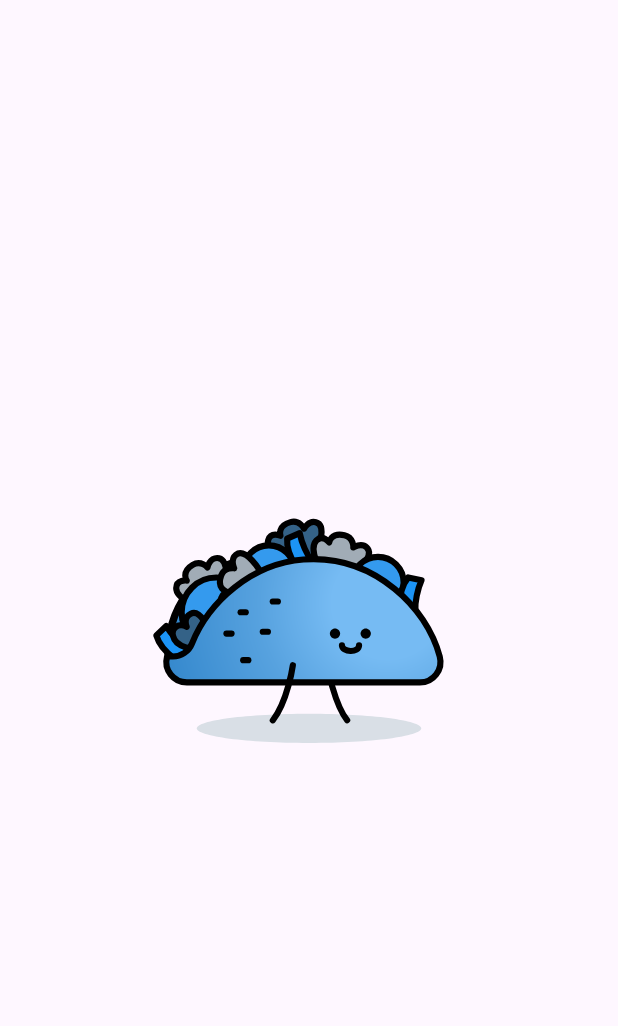
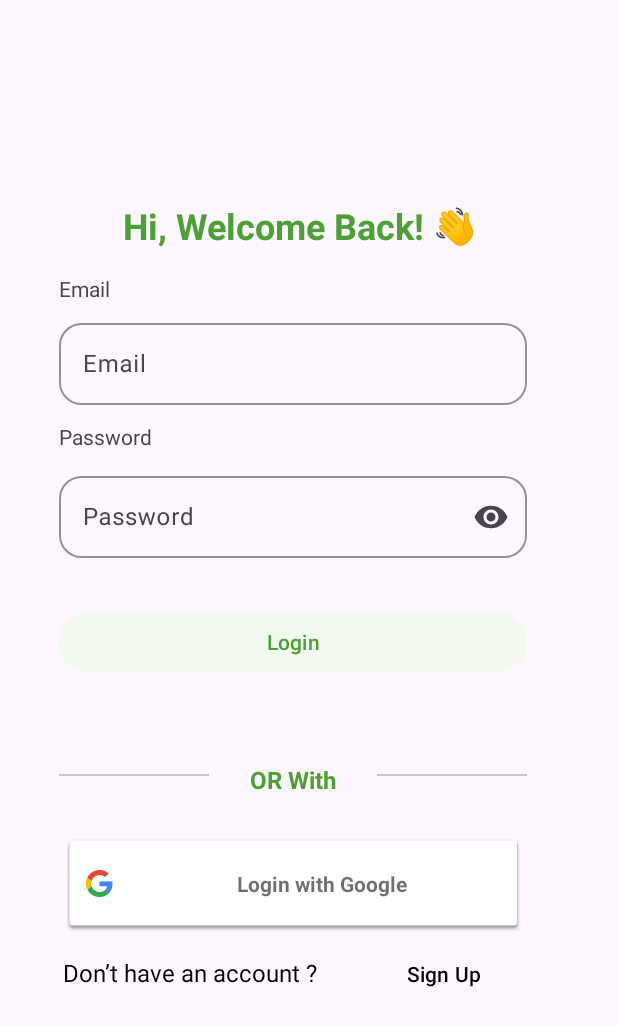
Before and after one commit to NohaAliGomaa/YumlyPlanner, an Android app: the screen it shows after launch (MainActivity), on a phone screen of 412 x 824 dp. Shown: the top 1026 px of the screen. Run offline under Robolectric (Android 15) with nearby library versions, the phone set to English and light mode, and no system bars; our stand-ins replace Firebase (no records; nobody signed in at launch, a user with empty details on screens opened directly).

Commit message:
add the login screen

```diff
--- a/app/build.gradle.kts
+++ b/app/build.gradle.kts
@@ -50,6 +50,8 @@ dependencies {
     implementation(libs.navigation.fragment.ktx)
     implementation(libs.navigation.ui.ktx)
     implementation (libs.lottie)
+    implementation (libs.com.google.firebase.firebase.auth)
+    implementation (libs.play.services.auth.v2070)
 //    implementation(libs.rxjava3.retrofit)
 //    implementation (libs.rxjava)
 //    implementation (libs.rxandroid)
--- a/app/src/main/AndroidManifest.xml
+++ b/app/src/main/AndroidManifest.xml
@@ -13,6 +13,9 @@
         android:supportsRtl="true"
         android:theme="@style/Theme.YumlyPlanner"
         tools:targetApi="31">
+        <meta-data
+            android:name="com.google.android.gms.auth.api.signin"
+            android:value="@string/default_web_client_id"/>
         <activity
             android:name=".MainActivity"
             android:exported="true">
--- /dev/null
+++ b/app/src/main/java/com/example/yumlyplanner/LoginFragment.java
@@ -0,0 +1,153 @@
+package com.example.yumlyplanner;
+
+import android.content.Intent;
+import android.os.Bundle;
+
+import androidx.annotation.NonNull;
+import androidx.annotation.Nullable;
+import androidx.fragment.app.Fragment;
+import androidx.navigation.Navigation;
+
+import android.text.TextUtils;
+import android.util.Log;
+import android.util.Patterns;
+import android.view.LayoutInflater;
+import android.view.View;
+import android.view.ViewGroup;
+import android.widget.Button;
+import android.widget.EditText;
+import android.widget.TextView;
+import android.widget.Toast;
+
+import com.google.android.gms.auth.api.signin.GoogleSignIn;
+import com.google.android.gms.auth.api.signin.GoogleSignInAccount;
+import com.google.android.gms.auth.api.signin.GoogleSignInClient;
+import com.google.android.gms.auth.api.signin.GoogleSignInOptions;
+import com.google.android.gms.common.SignInButton;
+import com.google.android.gms.common.api.ApiException;
+import com.google.android.gms.tasks.Task;
+import com.google.android.material.textfield.TextInputEditText;
+import com.google.android.material.textfield.TextInputLayout;
+import com.google.firebase.auth.AuthCredential;
+import com.google.firebase.auth.FirebaseAuth;
+import com.google.firebase.auth.FirebaseUser;
+import com.google.firebase.auth.GoogleAuthProvider;
+
+
+public class LoginFragment extends Fragment {
+    private Button login,signUp;
+    private TextInputEditText email;
+    private TextInputEditText password;
+    private FirebaseAuth mAuth;
+    private View currentView;
+    private static final int RC_SIGN_IN = 9001;
+    private GoogleSignInClient googleSignInClient;
+    public LoginFragment() {
+        // Required empty public constructor
+    }
+
+    @Override
+    public void onCreate(Bundle savedInstanceState) {
+        super.onCreate(savedInstanceState);
+        mAuth = FirebaseAuth.getInstance();
+    }
+
+    @Override
+    public View onCreateView(LayoutInflater inflater, ViewGroup container,
+                             Bundle savedInstanceState) {
+        return inflater.inflate(R.layout.login_fragment, container, false);
+    }
+
+    @Override
+    public void onViewCreated(@NonNull View view, @Nullable Bundle savedInstanceState) {
+        super.onViewCreated(view, savedInstanceState);
+        currentView=view;
+        SignInButton signInButton = view.findViewById(R.id.btnGoogleSignIn);
+        login=view.findViewById(R.id.btn_login);
+        signUp=view.findViewById(R.id.signUpButton);
+        email=view.findViewById(R.id.et_Email);
+        password=view.findViewById(R.id.et_Password);
+        for (int i = 0; i < signInButton.getChildCount(); i++) {
+            View v = signInButton.getChildAt(i);
+            if (v instanceof TextView) {
+                ((TextView) v).setText("Login with Google");
+                break;
+            }
+        }
+        GoogleSignInOptions gso = new GoogleSignInOptions.Builder(GoogleSignInOptions.DEFAULT_SIGN_IN)
+                .requestIdToken(getString(R.string.default_web_client_id)) // Get this from Firebase
+                .requestEmail()
+                .build();
+
+        googleSignInClient = GoogleSignIn.getClient(requireActivity(), gso);
+        signInButton.setOnClickListener(v -> signInWithGoogle());
+        login.setOnClickListener(v -> attemptLogin());
+        signUp.setOnClickListener(v-> Navigation.findNavController(view).navigate(R.id.action_loginFragment_to_registerFragment));
+    }
+    private void signInWithGoogle() {
+        Intent signInIntent = googleSignInClient.getSignInIntent();
+        startActivityForResult(signInIntent, RC_SIGN_IN);
+    }
+    @Override
+    public void onActivityResult(int requestCode, int resultCode, Intent data) {
+        super.onActivityResult(requestCode, resultCode, data);
+        if (requestCode == RC_SIGN_IN) {
+            Task<GoogleSignInAccount> task = GoogleSignIn.getSignedInAccountFromIntent(data);
+            try {
+                GoogleSignInAccount account = task.getResult(ApiException.class);
+                firebaseAuthWithGoogle(account.getIdToken());
+                Navigation.findNavController(currentView).navigate(R.id.action_loginFragment_to_homeFragment);
+            } catch (ApiException e) {
+                Log.w("GoogleSignIn", "Google sign-in failed", e);
+                Toast.makeText(getContext(), "Google sign-in failed!", Toast.LENGTH_SHORT).show();
+            }
+        }
+    }
+    private void firebaseAuthWithGoogle(String idToken) {
+        AuthCredential credential = GoogleAuthProvider.getCredential(idToken, null);
+        mAuth.signInWithCredential(credential)
+                .addOnCompleteListener(requireActivity(), task -> {
+                    if (task.isSuccessful()) {
+                        FirebaseUser user = mAuth.getCurrentUser();
+                        Toast.makeText(getContext(), "Signed in as: " + user.getDisplayName(), Toast.LENGTH_SHORT).show();
+                        Navigation.findNavController(currentView).navigate(R.id.action_loginFragment_to_homeFragment);
+                    } else {
+                        Toast.makeText(getContext(), "Authentication Failed!", Toast.LENGTH_SHORT).show();
+                    }
+                });
+    }
+    private void attemptLogin() {
+        String emailInput = email.getText().toString().trim();
+        String passwordInput = password.getText().toString().trim();
+
+        if (!isValidEmail(emailInput)) {
+            email.setError("Invalid email format");
+            return;
+        }
+
+        if (TextUtils.isEmpty(passwordInput)) {
+            password.setError("Password cannot be empty");
+            return;
+        }
+
+        // Firebase Email Authentication
+        mAuth.signInWithEmailAndPassword(emailInput, passwordInput)
+                .addOnCompleteListener(task -> {
+                    if (task.isSuccessful()) {
+                        FirebaseUser user = mAuth.getCurrentUser();
+                        if (user != null ) {
+                            Toast.makeText(getContext(), "Login successful!", Toast.LENGTH_SHORT).show();
+                            Navigation.findNavController(currentView).navigate(R.id.action_loginFragment_to_homeFragment);
+                        } else {
+                            Toast.makeText(getContext(), "Please verify your email!", Toast.LENGTH_LONG).show();
+                        }
+                    } else {
+                        Toast.makeText(getContext(), "Authentication failed: " + task.getException().getMessage(), Toast.LENGTH_LONG).show();
+                    }
+                });
+    }
+
+    private boolean isValidEmail(String email) {
+        return !TextUtils.isEmpty(email) && Patterns.EMAIL_ADDRESS.matcher(email).matches();
+    }
+}
--- a/app/src/main/java/com/example/yumlyplanner/SplashFragment.java
+++ b/app/src/main/java/com/example/yumlyplanner/SplashFragment.java
@@ -6,22 +6,23 @@ import androidx.annotation.NonNull;
 import androidx.annotation.Nullable;
 import androidx.fragment.app.Fragment;
 
+import android.os.Handler;
+import android.os.Looper;
 import android.view.LayoutInflater;
 import android.view.View;
 import android.view.ViewGroup;
 import android.os.Bundle;
 import androidx.appcompat.app.AppCompatActivity;
+import androidx.navigation.Navigation;
+
 import com.airbnb.lottie.LottieAnimationView;
 
 public class SplashFragment extends Fragment {
-
-
+    LottieAnimationView animationView;
 
     public SplashFragment() {
         // Required empty public constructor
     }
-
-
 
     @Override
     public void onCreate(Bundle savedInstanceState) {
@@ -39,9 +40,18 @@ public class SplashFragment extends Fragment {
     @Override
     public void onViewCreated(@NonNull View view, @Nullable Bundle savedInstanceState) {
         super.onViewCreated(view, savedInstanceState);
-        LottieAnimationView animationView = view.findViewById(R.id.animationView);
-
-
-                animationView.playAnimation();
+        animationView = view.findViewById(R.id.animationView);
+        animationView.playAnimation();
+        Handler handler = new Handler();
+        new Handler(Looper.getMainLooper()).postDelayed(() -> {
+            if (isAdded()) {
+                Navigation.findNavController(view).navigate(R.id.action_splashFragment_to_loginFragment);
+            }
+        }, 4000);
+    }
+    @Override
+    public void onDestroyView() {
+        super.onDestroyView();
+        animationView.cancelAnimation();
     }
 }
--- /dev/null
+++ b/app/src/main/res/layout/login_fragment.xml
@@ -0,0 +1,177 @@
+<?xml version="1.0" encoding="utf-8"?>
+<androidx.constraintlayout.widget.ConstraintLayout xmlns:android="http://schemas.android.com/apk/res/android"
+    xmlns:tools="http://schemas.android.com/tools"
+    android:layout_width="match_parent"
+    android:layout_height="match_parent"
+    xmlns:app="http://schemas.android.com/apk/res-auto">
+
+    <com.google.android.material.divider.MaterialDivider
+        android:id="@+id/materialDivider2"
+        android:layout_width="100dp"
+        android:layout_height="wrap_content"
+        android:layout_marginTop="64dp"
+        app:layout_constraintEnd_toEndOf="@+id/btn_login"
+        app:layout_constraintTop_toBottomOf="@+id/btn_login" />
+
+    <com.google.android.material.textfield.TextInputLayout
+        android:id="@+id/tv_password"
+        android:layout_width="312dp"
+        android:layout_height="60dp"
+        android:layout_marginStart="39dp"
+        android:layout_marginTop="42dp"
+        android:layout_marginEnd="36dp"
+        android:hint="@string/password"
+        app:boxCornerRadiusBottomEnd="15dp"
+        app:boxCornerRadiusBottomStart="15dp"
+        app:boxCornerRadiusTopEnd="15dp"
+        app:boxCornerRadiusTopStart="15dp"
+        app:boxStrokeColor="@color/primeryColor"
+        app:endIconMode="password_toggle"
+        app:layout_constraintEnd_toEndOf="parent"
+        app:layout_constraintHorizontal_bias="0.0"
+        app:layout_constraintStart_toStartOf="parent"
+        app:layout_constraintTop_toBottomOf="@+id/tv_Email">
+
+        <com.google.android.material.textfield.TextInputEditText
+            android:id="@+id/et_Password"
+            android:layout_width="match_parent"
+            android:layout_height="wrap_content"
+            android:inputType="textPassword" />
+
+    </com.google.android.material.textfield.TextInputLayout>
+
+    <com.google.android.material.textfield.TextInputLayout
+        android:id="@+id/tv_Email"
+        android:layout_width="312dp"
+        android:layout_height="60dp"
+        android:layout_marginStart="39dp"
+        android:layout_marginTop="8dp"
+        android:layout_marginEnd="36dp"
+        android:hint="@string/emiall"
+        app:boxCornerRadiusBottomEnd="15dp"
+        app:boxCornerRadiusBottomStart="15dp"
+        app:boxCornerRadiusTopEnd="15dp"
+        app:boxCornerRadiusTopStart="15dp"
+        app:boxStrokeColor="@color/primeryColor"
+        app:layout_constraintEnd_toEndOf="parent"
+        app:layout_constraintHorizontal_bias="0.0"
+        app:layout_constraintStart_toStartOf="parent"
+        app:layout_constraintTop_toBottomOf="@+id/textView2">
+
+        <com.google.android.material.textfield.TextInputEditText
+            android:id="@+id/et_Email"
+            android:layout_width="match_parent"
+            android:layout_height="wrap_content"
+            tools:ignore="TouchTargetSizeCheck"
+            android:inputType="textEmailAddress"/>
+
+    </com.google.android.material.textfield.TextInputLayout>
+
+    <TextView
+        android:id="@+id/textView"
+        android:layout_width="wrap_content"
+        android:layout_height="wrap_content"
+        android:layout_marginTop="8dp"
+        android:layout_marginBottom="8dp"
+        android:text="@string/password"
+        app:layout_constraintBottom_toTopOf="@+id/tv_password"
+        app:layout_constraintStart_toStartOf="@+id/tv_password"
+        app:layout_constraintTop_toBottomOf="@+id/tv_Email" />
+
+    <TextView
+        android:id="@+id/textView2"
+        android:layout_width="wrap_content"
+        android:layout_height="wrap_content"
+        android:layout_marginTop="16dp"
+        android:text="@string/emiall"
+        app:layout_constraintStart_toStartOf="@+id/tv_Email"
+        app:layout_constraintTop_toBottomOf="@+id/textView3" />
+
+    <TextView
+        android:id="@+id/textView3"
+        android:layout_width="wrap_content"
+        android:layout_height="wrap_content"
+        android:layout_marginStart="68dp"
+        android:layout_marginTop="134dp"
+        android:layout_marginEnd="57dp"
+        android:text="@string/hi"
+        android:textColor="@color/primeryColor"
+        android:textSize="24sp"
+        android:textStyle="bold"
+        app:layout_constraintEnd_toEndOf="@+id/tv_Email"
+        app:layout_constraintStart_toStartOf="@+id/tv_Email"
+        app:layout_constraintTop_toTopOf="parent" />
+
+    <Button
+        android:id="@+id/btn_login"
+        style="@style/Widget.Material3.Button.TonalButton"
+        android:layout_width="312dp"
+        android:layout_height="48dp"
+        android:layout_marginTop="32dp"
+        android:backgroundTint="@color/toneColor"
+        android:text="@string/Login"
+        android:textColor="@color/primeryColor"
+        app:layout_constraintEnd_toEndOf="@+id/tv_password"
+        app:layout_constraintStart_toStartOf="@+id/tv_password"
+        app:layout_constraintTop_toBottomOf="@+id/tv_password" />
+
+    <com.google.android.material.divider.MaterialDivider
+        android:id="@+id/materialDivider"
+        android:layout_width="100dp"
+        android:layout_height="wrap_content"
+        android:backgroundTint="@color/primeryColor"
+        android:layout_marginTop="64dp"
+        app:layout_constraintStart_toStartOf="@+id/btn_login"
+        app:layout_constraintTop_toBottomOf="@+id/btn_login" />
+
+    <TextView
+        android:id="@+id/textView5"
+        android:layout_width="93dp"
+        android:layout_height="24dp"
+        android:layout_marginTop="56dp"
+        android:gravity="center"
+        android:text="@string/orwith"
+        android:textSize="16sp"
+        android:textStyle="bold"
+        android:textColor="@color/primeryColor"
+        app:layout_constraintEnd_toStartOf="@+id/materialDivider2"
+        app:layout_constraintStart_toEndOf="@+id/materialDivider"
+        app:layout_constraintTop_toBottomOf="@+id/btn_login" />
+
+    <com.google.android.gms.common.SignInButton
+        android:id="@+id/btnGoogleSignIn"
+        android:layout_width="307dp"
+        android:layout_height="65dp"
+        android:layout_gravity="center"
+        android:layout_marginTop="24dp"
+        app:layout_constraintEnd_toEndOf="@+id/materialDivider2"
+        app:layout_constraintStart_toStartOf="@+id/materialDivider"
+        app:layout_constraintTop_toBottomOf="@+id/textView5" />
+
+    <TextView
+        android:id="@+id/textView6"
+        android:layout_width="wrap_content"
+        android:layout_height="wrap_content"
+        android:layout_marginTop="16dp"
+        android:text="@string/DHA"
+        android:textSize="16sp"
+        android:textStyle="normal"
+        android:textColor="@color/black"
+        app:layout_constraintStart_toStartOf="@+id/btnGoogleSignIn"
+        app:layout_constraintTop_toBottomOf="@+id/btnGoogleSignIn" />
+
+    <Button
+        android:id="@+id/signUpButton"
+        style="@style/Widget.Material3.Button.TextButton"
+        android:layout_width="106dp"
+        android:layout_height="48dp"
+        android:layout_marginStart="16dp"
+        android:layout_marginTop="4dp"
+        android:text="Sign Up"
+        android:textColor="@color/black"
+        app:layout_constraintEnd_toEndOf="@+id/btnGoogleSignIn"
+        app:layout_constraintHorizontal_bias="0.928"
+        app:layout_constraintStart_toEndOf="@+id/textView6"
+        app:layout_constraintTop_toBottomOf="@+id/btnGoogleSignIn" />
+
+</androidx.constraintlayout.widget.ConstraintLayout>
--- a/app/src/main/res/navigation/nav_graph.xml
+++ b/app/src/main/res/navigation/nav_graph.xml
@@ -9,5 +9,35 @@
         android:id="@+id/splashFragment"
         android:name="com.example.yumlyplanner.SplashFragment"
         android:label="fragment_splash"
-        tools:layout="@layout/splah_fragment" />
+        tools:layout="@layout/splah_fragment" >
+        <action
+            android:id="@+id/action_splashFragment_to_loginFragment"
+            app:destination="@id/loginFragment" />
+    </fragment>
+    <fragment
+        android:id="@+id/loginFragment"
+        android:name="com.example.yumlyplanner.LoginFragment"
+        android:label="fragment_login"
+        tools:layout="@layout/login_fragment" >
+        <action
+            android:id="@+id/action_loginFragment_to_homeFragment"
+            app:destination="@id/homeFragment" />
+        <action
+            android:id="@+id/action_loginFragment_to_registerFragment"
+            app:destination="@id/registerFragment" />
+    </fragment>
+    <fragment
+        android:id="@+id/homeFragment"
+        android:name="com.example.yumlyplanner.HomeFragment"
+        android:label="fragment_home"
+        tools:layout="@layout/fragment_home" />
+    <fragment
+        android:id="@+id/registerFragment"
+        android:name="com.example.yumlyplanner.RegisterFragment"
+        android:label="fragment_register"
+        tools:layout="@layout/fragment_register" >
+        <action
+            android:id="@+id/action_registerFragment_to_homeFragment"
+            app:destination="@id/homeFragment" />
+    </fragment>
 </navigation>
--- a/app/src/main/res/values/colors.xml
+++ b/app/src/main/res/values/colors.xml
@@ -2,4 +2,6 @@
 <resources>
     <color name="black">#FF000000</color>
     <color name="white">#FFFFFFFF</color>
+    <color name="primeryColor">#4CA034</color>
+    <color name="toneColor">#F2FAF0</color>
 </resources>
--- a/app/src/main/res/values/strings.xml
+++ b/app/src/main/res/values/strings.xml
@@ -2,4 +2,11 @@
     <string name="app_name">Yumly Planner</string>
     <!-- TODO: Remove or change this placeholder text -->
     <string name="hello_blank_fragment">Hello blank fragment</string>
+    <string name="password">Password</string>
+    <string name="emiall">Email</string>
+    <string name="hi">Hi, Welcome Back! 👋</string>
+    <string name="Login">Login</string>
+    <string name="orwith">OR With</string>
+    <string name="DHA">"Don’t have an account ? "</string>
+    <string name="default_web_client_id">"230636474613-erhri1njdv3460iksib5a5j86afso5jq.apps.googleusercontent.com"</string>
 </resources>
--- a/gradle/libs.versions.toml
+++ b/gradle/libs.versions.toml
@@ -1,6 +1,7 @@
 [versions]
 agp = "8.8.0"
 converterGson = "2.9.0"
+firebaseAuthVersion = "22.1.2"
 firebaseBom = "33.8.0"
 glide = "4.15.1"
 junit = "4.13.2"
@@ -13,12 +14,14 @@ activity = "1.10.0"
 constraintlayout = "2.2.0"
 navigationUiKtx = "2.7.3"
 playServicesAuth = "21.3.0"
+playServicesAuthVersion = "20.7.0"
 retrofit = "2.9.0"
 rxandroid = "3.0.2"
 rxjava = "3.1.5"
 rxjava3-retrofit = "3.0.0"
 
 [libraries]
+com-google-firebase-firebase-auth = { module = "com.google.firebase:firebase-auth", version.ref = "firebaseAuthVersion" }
 converter-gson = { module = "com.squareup.retrofit2:converter-gson", version.ref = "converterGson" }
 firebase-auth = { module = "com.google.firebase:firebase-auth" }
 firebase-bom = { module = "com.google.firebase:firebase-bom", version.ref = "firebaseBom" }
@@ -34,6 +37,7 @@ constraintlayout = { group = "androidx.constraintlayout", name = "constraintlayo
 navigation-fragment-ktx = { module = "androidx.navigation:navigation-fragment-ktx", version.ref = "navigationUiKtx" }
 navigation-ui-ktx = { module = "androidx.navigation:navigation-ui-ktx", version.ref = "navigationUiKtx" }
 play-services-auth = { module = "com.google.android.gms:play-services-auth", version.ref = "playServicesAuth" }
+play-services-auth-v2070 = { module = "com.google.android.gms:play-services-auth", version.ref = "playServicesAuthVersion" }
 retrofit = { module = "com.squareup.retrofit2:retrofit", version.ref = "retrofit" }
 rxandroid = { module = "io.reactivex.rxjava3:rxandroid", version.ref = "rxandroid" }
 rxjava = { module = "io.reactivex.rxjava3:rxjava", version.ref = "rxjava" }
```
Also changed, not shown: app/src/main/java/com/example/yumlyplanner/HomeFragment.java (added, +28 -0 lines), app/src/main/java/com/example/yumlyplanner/RegisterFragment.java (added, +64 -0 lines), app/src/main/res/layout/fragment_home.xml (added, +24 -0 lines), app/src/main/res/layout/fragment_register.xml (added, +25 -0 lines), app/src/main/res/raw/splash_animation.json (+1 -1 lines).
